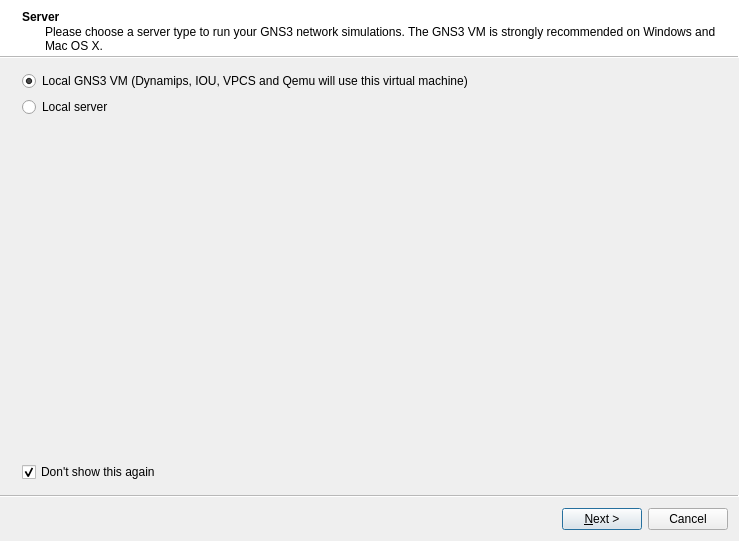
Before: the Qt Designer form gns3/ui/setup_wizard.ui in GNS3/gns3-gui, drawn with Qt 5.
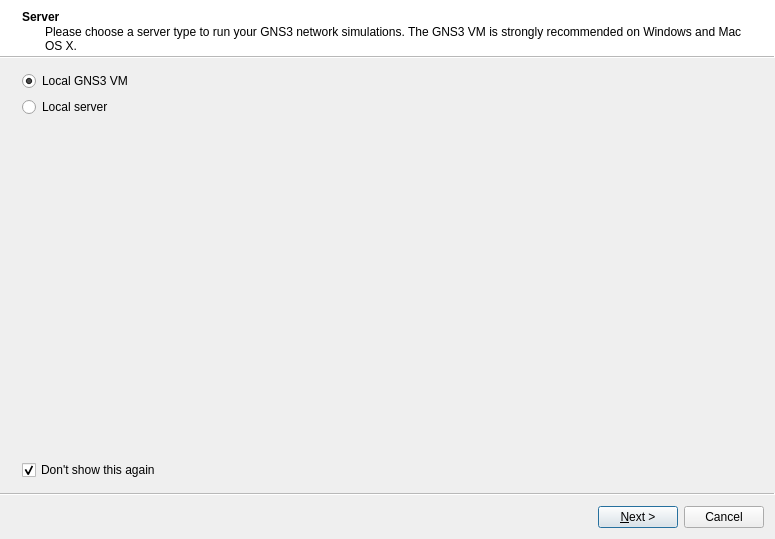
After: the same form once the commit is applied. Icons and pictures are not drawn.

The edit to the form file:
```diff
--- a/gns3/ui/setup_wizard.ui
+++ b/gns3/ui/setup_wizard.ui
@@ -6,8 +6,8 @@
    <rect>
     <x>0</x>
     <y>0</y>
-    <width>739</width>
-    <height>541</height>
+    <width>775</width>
+    <height>539</height>
    </rect>
   </property>
   <property name="sizePolicy">
@@ -45,7 +45,7 @@
     <item row="0" column="0">
      <widget class="QRadioButton" name="uiVMRadioButton">
       <property name="text">
-       <string>Local GNS3 VM (Dynamips, IOU, VPCS and Qemu will use this virtual machine)</string>
+       <string>Local GNS3 VM</string>
       </property>
       <property name="checked">
        <bool>true</bool>
```
Left out of the diff: 14 changed lines with no effect on the pictures.
